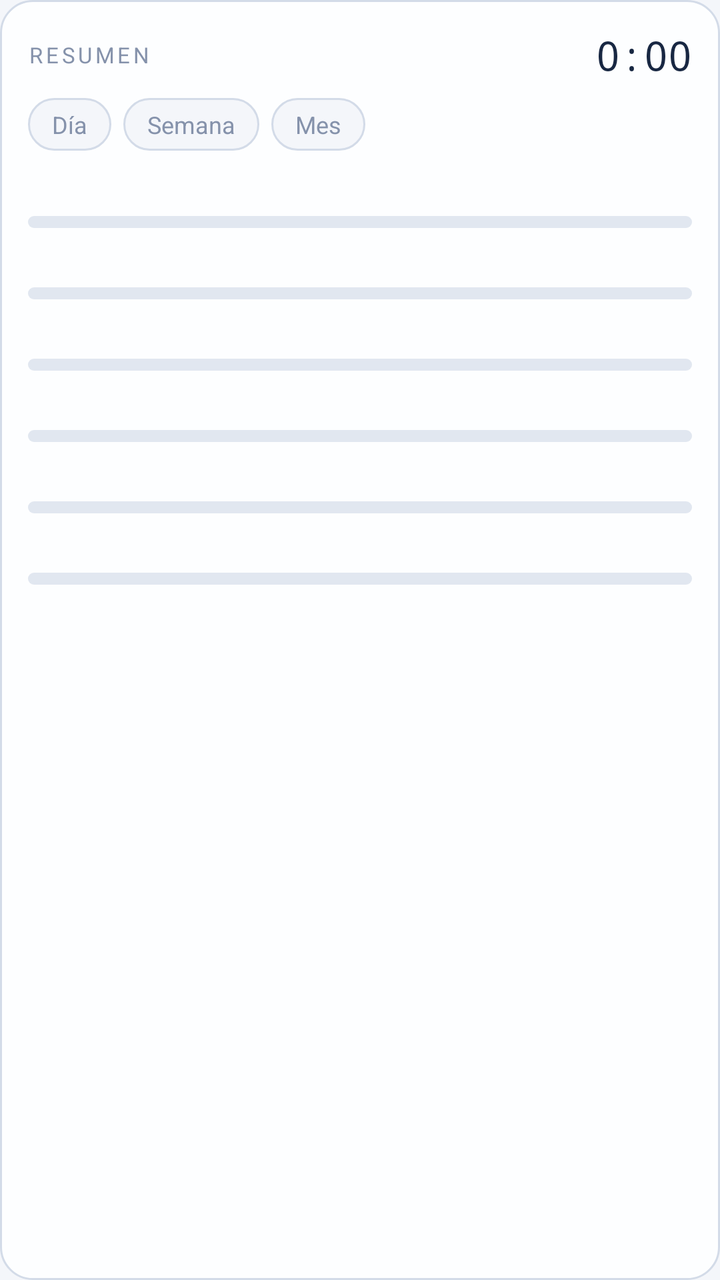
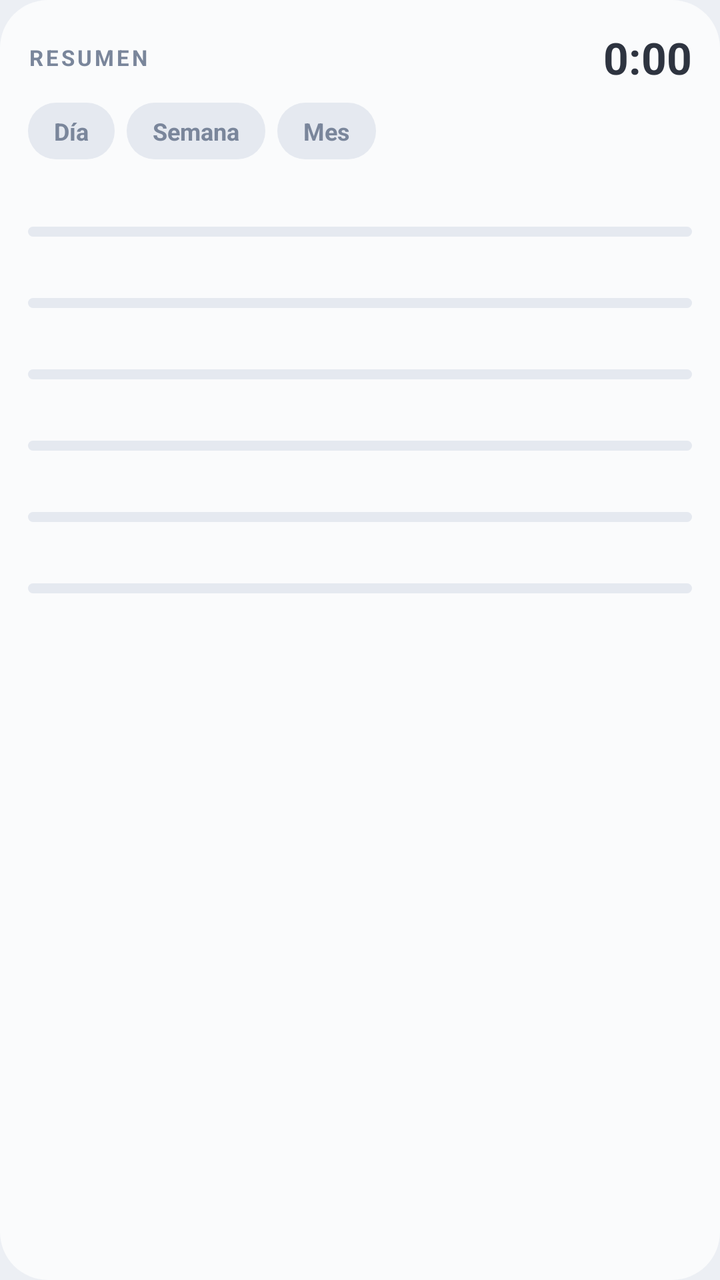

An Android layout rendered at two revisions. The XML below is the earlier revision; the diff shows what the commit changed to produce the second picture.
<!-- AndroidManifest.xml: application theme Theme.Bitacora -->
<!-- res/layout/widget_resumen.xml -->
<?xml version="1.0" encoding="utf-8"?>
<LinearLayout xmlns:android="http://schemas.android.com/apk/res/android"
    android:id="@+id/w2_root"
    android:layout_width="match_parent"
    android:layout_height="match_parent"
    android:orientation="vertical"
    android:background="@drawable/widget_bg"
    android:padding="14dp">

    <LinearLayout
        android:layout_width="match_parent"
        android:layout_height="wrap_content"
        android:orientation="horizontal"
        android:gravity="center_vertical">

        <TextView
            android:id="@+id/w2_title"
            android:layout_width="0dp"
            android:layout_height="wrap_content"
            android:layout_weight="1"
            android:text="RESUMEN"
            android:textColor="@color/muted"
            android:textSize="11sp"
            android:letterSpacing="0.14" />

        <TextView
            android:id="@+id/w2_total"
            android:layout_width="wrap_content"
            android:layout_height="wrap_content"
            android:text="0:00"
            android:textColor="@color/ink"
            android:textSize="20sp"
            android:fontFamily="monospace" />
    </LinearLayout>

    <LinearLayout
        android:layout_width="match_parent"
        android:layout_height="wrap_content"
        android:orientation="horizontal"
        android:layout_marginTop="8dp">

        <TextView
            android:id="@+id/w2_day"
            android:layout_width="wrap_content"
            android:layout_height="wrap_content"
            android:layout_marginEnd="6dp"
            android:background="@drawable/chip"
            android:paddingLeft="12dp"
            android:paddingRight="12dp"
            android:paddingTop="5dp"
            android:paddingBottom="5dp"
            android:text="Día"
            android:textColor="@color/muted"
            android:textSize="12sp" />

        <TextView
            android:id="@+id/w2_week"
            android:layout_width="wrap_content"
            android:layout_height="wrap_content"
            android:layout_marginEnd="6dp"
            android:background="@drawable/chip"
            android:paddingLeft="12dp"
            android:paddingRight="12dp"
            android:paddingTop="5dp"
            android:paddingBottom="5dp"
            android:text="Semana"
            android:textColor="@color/muted"
            android:textSize="12sp" />

        <TextView
            android:id="@+id/w2_month"
            android:layout_width="wrap_content"
            android:layout_height="wrap_content"
            android:background="@drawable/chip"
            android:paddingLeft="12dp"
            android:paddingRight="12dp"
            android:paddingTop="5dp"
            android:paddingBottom="5dp"
            android:text="Mes"
            android:textColor="@color/muted"
            android:textSize="12sp" />
    </LinearLayout>

    <LinearLayout
        android:id="@+id/w2_row0"
        android:layout_width="match_parent"
        android:layout_height="wrap_content"
        android:orientation="vertical"
        android:layout_marginTop="12dp">
        <LinearLayout
            android:layout_width="match_parent"
            android:layout_height="wrap_content"
            android:orientation="horizontal">
            <TextView android:id="@+id/w2_n0" android:layout_width="0dp" android:layout_height="wrap_content"
                android:layout_weight="1" android:maxLines="1" android:ellipsize="end"
                android:text="" android:textColor="@color/ink" android:textSize="13sp" />
            <TextView android:id="@+id/w2_t0" android:layout_width="wrap_content" android:layout_height="wrap_content"
                android:text="" android:textColor="@color/inkSoft" android:textSize="12sp" android:fontFamily="monospace" />
        </LinearLayout>
        <ProgressBar android:id="@+id/w2_p0" style="@android:style/Widget.ProgressBar.Horizontal"
            android:layout_width="match_parent" android:layout_height="6dp" android:layout_marginTop="3dp"
            android:max="100" android:progress="0" android:progressTint="@color/indigo"
            android:progressBackgroundTint="@color/grid" />
    </LinearLayout>

    <LinearLayout
        android:id="@+id/w2_row1"
        android:layout_width="match_parent"
        android:layout_height="wrap_content"
        android:orientation="vertical"
        android:layout_marginTop="9dp">
        <LinearLayout
            android:layout_width="match_parent"
            android:layout_height="wrap_content"
            android:orientation="horizontal">
            <TextView android:id="@+id/w2_n1" android:layout_width="0dp" android:layout_height="wrap_content"
                android:layout_weight="1" android:maxLines="1" android:ellipsize="end"
                android:text="" android:textColor="@color/ink" android:textSize="13sp" />
            <TextView android:id="@+id/w2_t1" android:layout_width="wrap_content" android:layout_height="wrap_content"
                android:text="" android:textColor="@color/inkSoft" android:textSize="12sp" android:fontFamily="monospace" />
        </LinearLayout>
        <ProgressBar android:id="@+id/w2_p1" style="@android:style/Widget.ProgressBar.Horizontal"
            android:layout_width="match_parent" android:layout_height="6dp" android:layout_marginTop="3dp"
            android:max="100" android:progress="0" android:progressTint="@color/indigo"
            android:progressBackgroundTint="@color/grid" />
    </LinearLayout>

    <LinearLayout
        android:id="@+id/w2_row2"
        android:layout_width="match_parent"
        android:layout_height="wrap_content"
        android:orientation="vertical"
        android:layout_marginTop="9dp">
        <LinearLayout
            android:layout_width="match_parent"
            android:layout_height="wrap_content"
            android:orientation="horizontal">
            <TextView android:id="@+id/w2_n2" android:layout_width="0dp" android:layout_height="wrap_content"
                android:layout_weight="1" android:maxLines="1" android:ellipsize="end"
                android:text="" android:textColor="@color/ink" android:textSize="13sp" />
            <TextView android:id="@+id/w2_t2" android:layout_width="wrap_content" android:layout_height="wrap_content"
                android:text="" android:textColor="@color/inkSoft" android:textSize="12sp" android:fontFamily="monospace" />
        </LinearLayout>
        <ProgressBar android:id="@+id/w2_p2" style="@android:style/Widget.ProgressBar.Horizontal"
            android:layout_width="match_parent" android:layout_height="6dp" android:layout_marginTop="3dp"
            android:max="100" android:progress="0" android:progressTint="@color/indigo"
            android:progressBackgroundTint="@color/grid" />
    </LinearLayout>

    <LinearLayout
        android:id="@+id/w2_row3"
        android:layout_width="match_parent"
        android:layout_height="wrap_content"
        android:orientation="vertical"
        android:layout_marginTop="9dp">
        <LinearLayout
            android:layout_width="match_parent"
            android:layout_height="wrap_content"
            android:orientation="horizontal">
            <TextView android:id="@+id/w2_n3" android:layout_width="0dp" android:layout_height="wrap_content"
                android:layout_weight="1" android:maxLines="1" android:ellipsize="end"
                android:text="" android:textColor="@color/ink" android:textSize="13sp" />
            <TextView android:id="@+id/w2_t3" android:layout_width="wrap_content" android:layout_height="wrap_content"
                android:text="" android:textColor="@color/inkSoft" android:textSize="12sp" android:fontFamily="monospace" />
        </LinearLayout>
        <ProgressBar android:id="@+id/w2_p3" style="@android:style/Widget.ProgressBar.Horizontal"
            android:layout_width="match_parent" android:layout_height="6dp" android:layout_marginTop="3dp"
            android:max="100" android:progress="0" android:progressTint="@color/indigo"
            android:progressBackgroundTint="@color/grid" />
    </LinearLayout>

    <LinearLayout
        android:id="@+id/w2_row4"
        android:layout_width="match_parent"
        android:layout_height="wrap_content"
        android:orientation="vertical"
        android:layout_marginTop="9dp">
        <LinearLayout
            android:layout_width="match_parent"
            android:layout_height="wrap_content"
            android:orientation="horizontal">
            <TextView android:id="@+id/w2_n4" android:layout_width="0dp" android:layout_height="wrap_content"
                android:layout_weight="1" android:maxLines="1" android:ellipsize="end"
                android:text="" android:textColor="@color/ink" android:textSize="13sp" />
            <TextView android:id="@+id/w2_t4" android:layout_width="wrap_content" android:layout_height="wrap_content"
                android:text="" android:textColor="@color/inkSoft" android:textSize="12sp" android:fontFamily="monospace" />
        </LinearLayout>
        <ProgressBar android:id="@+id/w2_p4" style="@android:style/Widget.ProgressBar.Horizontal"
            android:layout_width="match_parent" android:layout_height="6dp" android:layout_marginTop="3dp"
            android:max="100" android:progress="0" android:progressTint="@color/indigo"
            android:progressBackgroundTint="@color/grid" />
    </LinearLayout>

    <LinearLayout
        android:id="@+id/w2_row5"
        android:layout_width="match_parent"
        android:layout_height="wrap_content"
        android:orientation="vertical"
        android:layout_marginTop="9dp">
        <LinearLayout
            android:layout_width="match_parent"
            android:layout_height="wrap_content"
            android:orientation="horizontal">
            <TextView android:id="@+id/w2_n5" android:layout_width="0dp" android:layout_height="wrap_content"
                android:layout_weight="1" android:maxLines="1" android:ellipsize="end"
                android:text="" android:textColor="@color/ink" android:textSize="13sp" />
            <TextView android:id="@+id/w2_t5" android:layout_width="wrap_content" android:layout_height="wrap_content"
                android:text="" android:textColor="@color/inkSoft" android:textSize="12sp" android:fontFamily="monospace" />
        </LinearLayout>
        <ProgressBar android:id="@+id/w2_p5" style="@android:style/Widget.ProgressBar.Horizontal"
            android:layout_width="match_parent" android:layout_height="6dp" android:layout_marginTop="3dp"
            android:max="100" android:progress="0" android:progressTint="@color/indigo"
            android:progressBackgroundTint="@color/grid" />
    </LinearLayout>

    <TextView
        android:id="@+id/w2_more"
        android:layout_width="match_parent"
        android:layout_height="wrap_content"
        android:layout_marginTop="8dp"
        android:gravity="center"
        android:text=""
        android:textColor="@color/muted"
        android:textSize="10sp"
        android:visibility="gone" />

    <TextView
        android:id="@+id/w2_empty"
        android:layout_width="match_parent"
        android:layout_height="wrap_content"
        android:layout_marginTop="12dp"
        android:gravity="center"
        android:text="Sin registros"
        android:textColor="@color/muted"
        android:textSize="12sp"
        android:visibility="gone" />
</LinearLayout>
<!-- resources referenced by this layout -->
<resources>
  <color name="grid">#FFE1E7F0</color>
  <color name="indigo">#FF2F4B8F</color>
  <color name="ink">#FF182742</color>
  <color name="inkSoft">#FF4A5A78</color>
  <color name="muted">#FF8592AB</color>
  <!-- drawable chip (drawable) -->
  <?xml version="1.0" encoding="utf-8"?>
  <shape xmlns:android="http://schemas.android.com/apk/res/android"
      android:shape="rectangle">
      <solid android:color="@color/paper" />
      <corners android:radius="16dp" />
      <stroke android:width="1dp" android:color="@color/line" />
  </shape>
  <!-- drawable widget_bg (drawable) -->
  <?xml version="1.0" encoding="utf-8"?>
  <shape xmlns:android="http://schemas.android.com/apk/res/android"
      android:shape="rectangle">
      <solid android:color="@color/card" />
      <corners android:radius="16dp" />
      <stroke android:width="1dp" android:color="@color/line" />
  </shape>
  <style name="Theme.Bitacora" parent="Theme.AppCompat.Light.NoActionBar">
          <item name="android:windowBackground">@color/paper</item>
          <item name="colorPrimary">@color/indigo</item>
          <item name="colorAccent">@color/indigo</item>
      </style>
  <color name="paper">#FFF4F6FA</color>
  <color name="line">#FFD3DBE8</color>
  <color name="card">#FFFDFEFF</color>
</resources>

<!-- the commit's change to res/layout/widget_resumen.xml (unified diff, before → after) -->
@@ -21,7 +21,8 @@
             android:text="RESUMEN"
             android:textColor="@color/muted"
             android:textSize="11sp"
-            android:letterSpacing="0.14" />
+            android:textStyle="bold"
+            android:letterSpacing="0.12" />
 
         <TextView
             android:id="@+id/w2_total"
@@ -29,8 +30,9 @@
             android:layout_height="wrap_content"
             android:text="0:00"
             android:textColor="@color/ink"
-            android:textSize="20sp"
-            android:fontFamily="monospace" />
+            android:textSize="22sp"
+            android:textStyle="bold"
+            android:fontFeatureSettings="tnum" />
     </LinearLayout>
 
     <LinearLayout
@@ -45,10 +47,11 @@
             android:layout_height="wrap_content"
             android:layout_marginEnd="6dp"
             android:background="@drawable/chip"
-            android:paddingLeft="12dp"
-            android:paddingRight="12dp"
-            android:paddingTop="5dp"
-            android:paddingBottom="5dp"
+            android:paddingLeft="13dp"
+            android:paddingRight="13dp"
+            android:paddingTop="6dp"
+            android:paddingBottom="6dp"
+            android:textStyle="bold"
             android:text="Día"
             android:textColor="@color/muted"
             android:textSize="12sp" />
@@ -59,10 +62,11 @@
             android:layout_height="wrap_content"
             android:layout_marginEnd="6dp"
             android:background="@drawable/chip"
-            android:paddingLeft="12dp"
-            android:paddingRight="12dp"
-            android:paddingTop="5dp"
-            android:paddingBottom="5dp"
+            android:paddingLeft="13dp"
+            android:paddingRight="13dp"
+            android:paddingTop="6dp"
+            android:paddingBottom="6dp"
+            android:textStyle="bold"
             android:text="Semana"
             android:textColor="@color/muted"
             android:textSize="12sp" />
@@ -72,10 +76,11 @@
             android:layout_width="wrap_content"
             android:layout_height="wrap_content"
             android:background="@drawable/chip"
-            android:paddingLeft="12dp"
-            android:paddingRight="12dp"
-            android:paddingTop="5dp"
-            android:paddingBottom="5dp"
+            android:paddingLeft="13dp"
+            android:paddingRight="13dp"
+            android:paddingTop="6dp"
+            android:paddingBottom="6dp"
+            android:textStyle="bold"
             android:text="Mes"
             android:textColor="@color/muted"
             android:textSize="12sp" />
@@ -95,10 +100,10 @@
                 android:layout_weight="1" android:maxLines="1" android:ellipsize="end"
                 android:text="" android:textColor="@color/ink" android:textSize="13sp" />
             <TextView android:id="@+id/w2_t0" android:layout_width="wrap_content" android:layout_height="wrap_content"
-                android:text="" android:textColor="@color/inkSoft" android:textSize="12sp" android:fontFamily="monospace" />
+                android:text="" android:textColor="@color/ink" android:textSize="12.5sp" android:textStyle="bold" android:fontFeatureSettings="tnum" />
         </LinearLayout>
         <ProgressBar android:id="@+id/w2_p0" style="@android:style/Widget.ProgressBar.Horizontal"
-            android:layout_width="match_parent" android:layout_height="6dp" android:layout_marginTop="3dp"
+            android:layout_width="match_parent" android:layout_height="5dp" android:layout_marginTop="4dp"
             android:max="100" android:progress="0" android:progressTint="@color/indigo"
             android:progressBackgroundTint="@color/grid" />
     </LinearLayout>
@@ -117,10 +122,10 @@
                 android:layout_weight="1" android:maxLines="1" android:ellipsize="end"
                 android:text="" android:textColor="@color/ink" android:textSize="13sp" />
             <TextView android:id="@+id/w2_t1" android:layout_width="wrap_content" android:layout_height="wrap_content"
-                android:text="" android:textColor="@color/inkSoft" android:textSize="12sp" android:fontFamily="monospace" />
+                android:text="" android:textColor="@color/ink" android:textSize="12.5sp" android:textStyle="bold" android:fontFeatureSettings="tnum" />
         </LinearLayout>
         <ProgressBar android:id="@+id/w2_p1" style="@android:style/Widget.ProgressBar.Horizontal"
-            android:layout_width="match_parent" android:layout_height="6dp" android:layout_marginTop="3dp"
+            android:layout_width="match_parent" android:layout_height="5dp" android:layout_marginTop="4dp"
             android:max="100" android:progress="0" android:progressTint="@color/indigo"
             android:progressBackgroundTint="@color/grid" />
     </LinearLayout>
@@ -139,10 +144,10 @@
                 android:layout_weight="1" android:maxLines="1" android:ellipsize="end"
                 android:text="" android:textColor="@color/ink" android:textSize="13sp" />
             <TextView android:id="@+id/w2_t2" android:layout_width="wrap_content" android:layout_height="wrap_content"
-                android:text="" android:textColor="@color/inkSoft" android:textSize="12sp" android:fontFamily="monospace" />
+                android:text="" android:textColor="@color/ink" android:textSize="12.5sp" android:textStyle="bold" android:fontFeatureSettings="tnum" />
         </LinearLayout>
         <ProgressBar android:id="@+id/w2_p2" style="@android:style/Widget.ProgressBar.Horizontal"
-            android:layout_width="match_parent" android:layout_height="6dp" android:layout_marginTop="3dp"
+            android:layout_width="match_parent" android:layout_height="5dp" android:layout_marginTop="4dp"
             android:max="100" android:progress="0" android:progressTint="@color/indigo"
             android:progressBackgroundTint="@color/grid" />
     </LinearLayout>
@@ -161,10 +166,10 @@
                 android:layout_weight="1" android:maxLines="1" android:ellipsize="end"
                 android:text="" android:textColor="@color/ink" android:textSize="13sp" />
             <TextView android:id="@+id/w2_t3" android:layout_width="wrap_content" android:layout_height="wrap_content"
-                android:text="" android:textColor="@color/inkSoft" android:textSize="12sp" android:fontFamily="monospace" />
+                android:text="" android:textColor="@color/ink" android:textSize="12.5sp" android:textStyle="bold" android:fontFeatureSettings="tnum" />
         </LinearLayout>
         <ProgressBar android:id="@+id/w2_p3" style="@android:style/Widget.ProgressBar.Horizontal"
-            android:layout_width="match_parent" android:layout_height="6dp" android:layout_marginTop="3dp"
+            android:layout_width="match_parent" android:layout_height="5dp" android:layout_marginTop="4dp"
             android:max="100" android:progress="0" android:progressTint="@color/indigo"
             android:progressBackgroundTint="@color/grid" />
     </LinearLayout>
@@ -183,10 +188,10 @@
                 android:layout_weight="1" android:maxLines="1" android:ellipsize="end"
                 android:text="" android:textColor="@color/ink" android:textSize="13sp" />
             <TextView android:id="@+id/w2_t4" android:layout_width="wrap_content" android:layout_height="wrap_content"
-                android:text="" android:textColor="@color/inkSoft" android:textSize="12sp" android:fontFamily="monospace" />
+                android:text="" android:textColor="@color/ink" android:textSize="12.5sp" android:textStyle="bold" android:fontFeatureSettings="tnum" />
         </LinearLayout>
         <ProgressBar android:id="@+id/w2_p4" style="@android:style/Widget.ProgressBar.Horizontal"
-            android:layout_width="match_parent" android:layout_height="6dp" android:layout_marginTop="3dp"
+            android:layout_width="match_parent" android:layout_height="5dp" android:layout_marginTop="4dp"
             android:max="100" android:progress="0" android:progressTint="@color/indigo"
             android:progressBackgroundTint="@color/grid" />
     </LinearLayout>
@@ -205,10 +210,10 @@
                 android:layout_weight="1" android:maxLines="1" android:ellipsize="end"
                 android:text="" android:textColor="@color/ink" android:textSize="13sp" />
             <TextView android:id="@+id/w2_t5" android:layout_width="wrap_content" android:layout_height="wrap_content"
-                android:text="" android:textColor="@color/inkSoft" android:textSize="12sp" android:fontFamily="monospace" />
+                android:text="" android:textColor="@color/ink" android:textSize="12.5sp" android:textStyle="bold" android:fontFeatureSettings="tnum" />
         </LinearLayout>
         <ProgressBar android:id="@+id/w2_p5" style="@android:style/Widget.ProgressBar.Horizontal"
-            android:layout_width="match_parent" android:layout_height="6dp" android:layout_marginTop="3dp"
+            android:layout_width="match_parent" android:layout_height="5dp" android:layout_marginTop="4dp"
             android:max="100" android:progress="0" android:progressTint="@color/indigo"
             android:progressBackgroundTint="@color/grid" />
     </LinearLayout>
<!-- resource entries referenced after the edit -->
@@ -1,33 +1,35 @@
 <!-- resources referenced by this layout -->
 <resources>
-  <color name="grid">#FFE1E7F0</color>
-  <color name="indigo">#FF2F4B8F</color>
-  <color name="ink">#FF182742</color>
-  <color name="inkSoft">#FF4A5A78</color>
-  <color name="muted">#FF8592AB</color>
+  <color name="grid">#FFE5E9F0</color>
+  <color name="indigo">#FF5E81AC</color>
+  <color name="ink">#FF2E3440</color>
+  <color name="muted">#FF7A869B</color>
   <!-- drawable chip (drawable) -->
   <?xml version="1.0" encoding="utf-8"?>
   <shape xmlns:android="http://schemas.android.com/apk/res/android"
       android:shape="rectangle">
-      <solid android:color="@color/paper" />
-      <corners android:radius="16dp" />
-      <stroke android:width="1dp" android:color="@color/line" />
+      <solid android:color="@color/surface2" />
+      <corners android:radius="14dp" />
   </shape>
   <!-- drawable widget_bg (drawable) -->
   <?xml version="1.0" encoding="utf-8"?>
   <shape xmlns:android="http://schemas.android.com/apk/res/android"
       android:shape="rectangle">
       <solid android:color="@color/card" />
-      <corners android:radius="16dp" />
-      <stroke android:width="1dp" android:color="@color/line" />
+      <corners android:radius="24dp" />
   </shape>
   <style name="Theme.Bitacora" parent="Theme.AppCompat.Light.NoActionBar">
           <item name="android:windowBackground">@color/paper</item>
           <item name="colorPrimary">@color/indigo</item>
           <item name="colorAccent">@color/indigo</item>
+          
+          <item name="android:statusBarColor">@color/paper</item>
+          <item name="android:windowLightStatusBar">true</item>
+          <item name="android:navigationBarColor">@color/paper</item>
+          <item name="android:windowLightNavigationBar" tools:targetApi="27">true</item>
       </style>
-  <color name="paper">#FFF4F6FA</color>
-  <color name="line">#FFD3DBE8</color>
-  <color name="card">#FFFDFEFF</color>
+  <color name="surface2">#FFE5E9F0</color>
+  <color name="paper">#FFECEFF4</color>
+  <color name="card">#FFFAFBFC</color>
 </resources>
 
